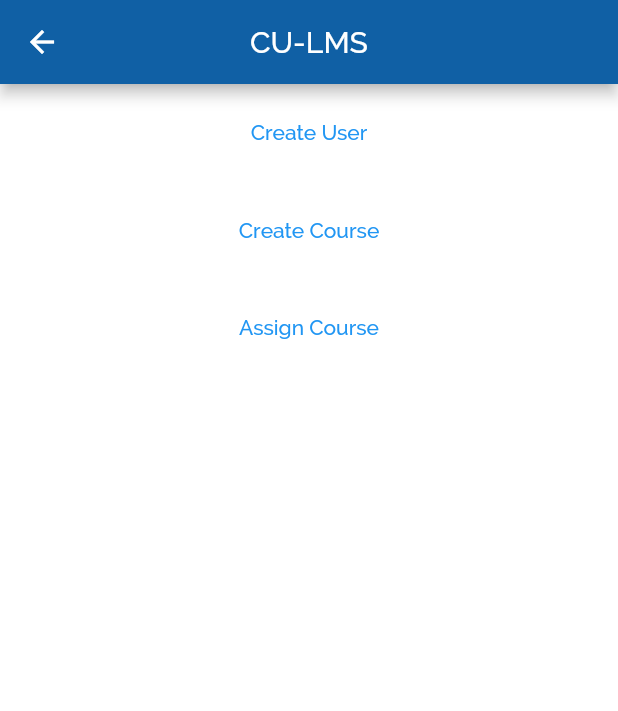
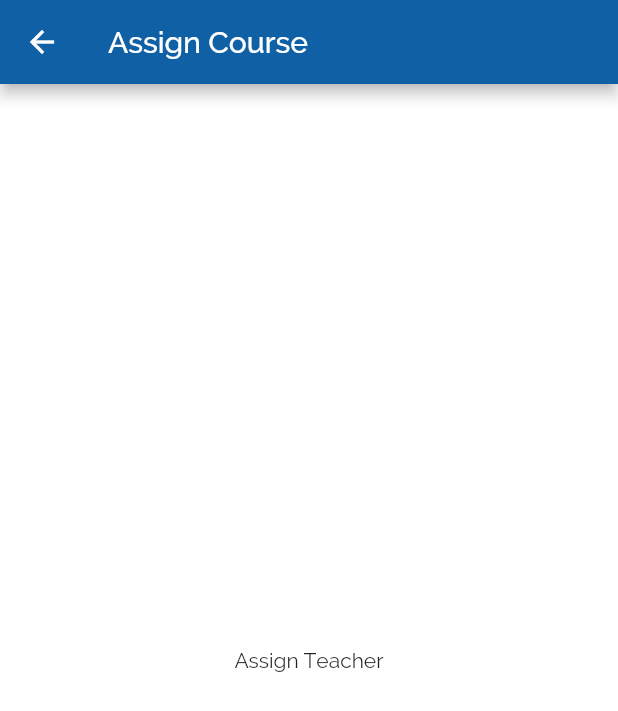
Before and after one commit to UmairJibran/cu-lms, a Flutter app: the Home screen opened by its route, after a tap on "Assign Course", on a phone screen of 412 x 824 dp. Shown: the top 711 px of the screen. Run offline on Flutter 3.47's test engine with Material 2 defaults, Android fonts, the light colour scheme and no system bars.

Commit message:
add assign course to teacher page and route

```diff
--- a/lib/main.dart
+++ b/lib/main.dart
@@ -4,6 +4,7 @@ import 'src/views/v_home.dart';
 import 'src/views/v_login.dart';
 import 'src/views/v_create_user.dart';
 import 'src/views/v_create_course.dart';
+import 'src/views/v_assign_course.dart';
 
 void main() {
   runApp(MyApp());
@@ -23,6 +24,7 @@ class MyApp extends StatelessWidget {
         Login.routeName: (ctx) => Login(),
         CreateUser.routeName: (ctx) => CreateUser(),
         CreateCourse.routeName: (ctx) => CreateCourse(),
+        AssignCourse.routeName: (ctx) => AssignCourse(),
       },
     );
   }
--- /dev/null
+++ b/lib/src/views/v_assign_course.dart
@@ -0,0 +1,33 @@
+import 'package:flutter/material.dart';
+
+class AssignCourse extends StatefulWidget {
+  static final routeName = "/assign-course";
+
+  @override
+  _AssignCourseState createState() => _AssignCourseState();
+}
+
+class _AssignCourseState extends State<AssignCourse> {
+  /*Variables*/
+
+  /*Functions*/
+  double getHeight(BuildContext context) => MediaQuery.of(context).size.height;
+
+  double getWidth(BuildContext context) => MediaQuery.of(context).size.width;
+
+  @override
+  Widget build(BuildContext context) {
+    return Scaffold(
+      appBar: AppBar(
+        title: Text("Assign Course"),
+      ),
+      body: Container(
+        height: getHeight(context),
+        width: getWidth(context),
+        child: Center(
+          child: Text("Assign Teacher"),
+        ),
+      ),
+    );
+  }
+}
--- a/lib/src/views/v_home.dart
+++ b/lib/src/views/v_home.dart
@@ -2,6 +2,7 @@ import 'package:flutter/material.dart';
 
 import 'v_create_user.dart';
 import 'v_create_course.dart';
+import 'v_assign_course.dart';
 
 import '../components/home_text_button.dart';
 
@@ -45,7 +46,9 @@ class Home extends StatelessWidget {
               width: getWidth(context),
               height: getHeight(context),
               label: "Assign Course",
-              onPressed: () {},
+              onPressed: () {
+                Navigator.of(context).pushNamed(AssignCourse.routeName);
+              },
             ),
           ],
         ),
```
